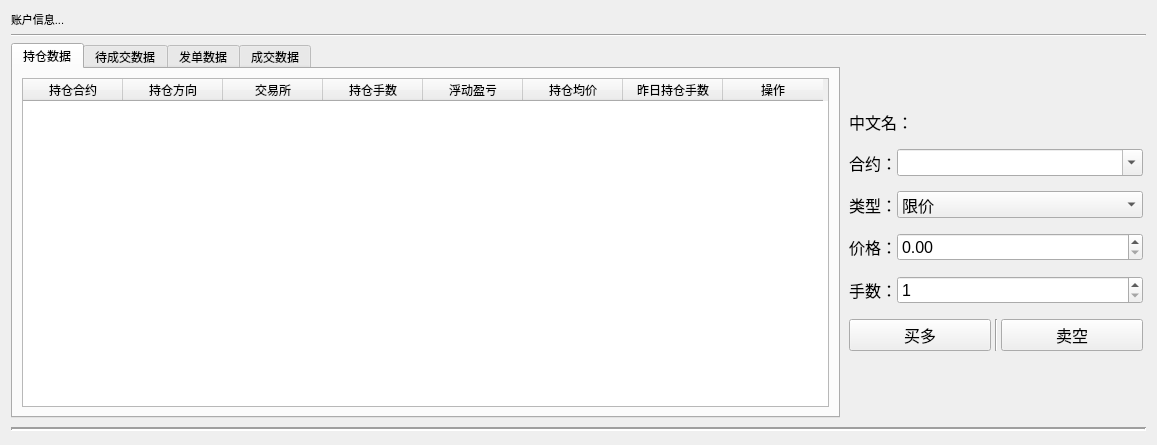
Before: the Qt Designer form app/ui/order.ui in ctpbee/ctpbee_desktop, drawn with Qt 5.
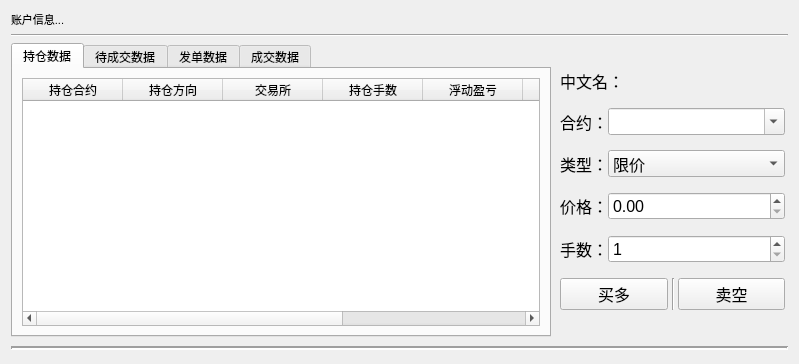
After: the same form once the commit is applied. Icons and pictures are not drawn.

The edit to the form file:
```diff
--- a/app/ui/order.ui
+++ b/app/ui/order.ui
@@ -6,8 +6,8 @@
    <rect>
     <x>0</x>
     <y>0</y>
-    <width>1157</width>
-    <height>445</height>
+    <width>799</width>
+    <height>364</height>
    </rect>
   </property>
   <property name="sizePolicy">
```
